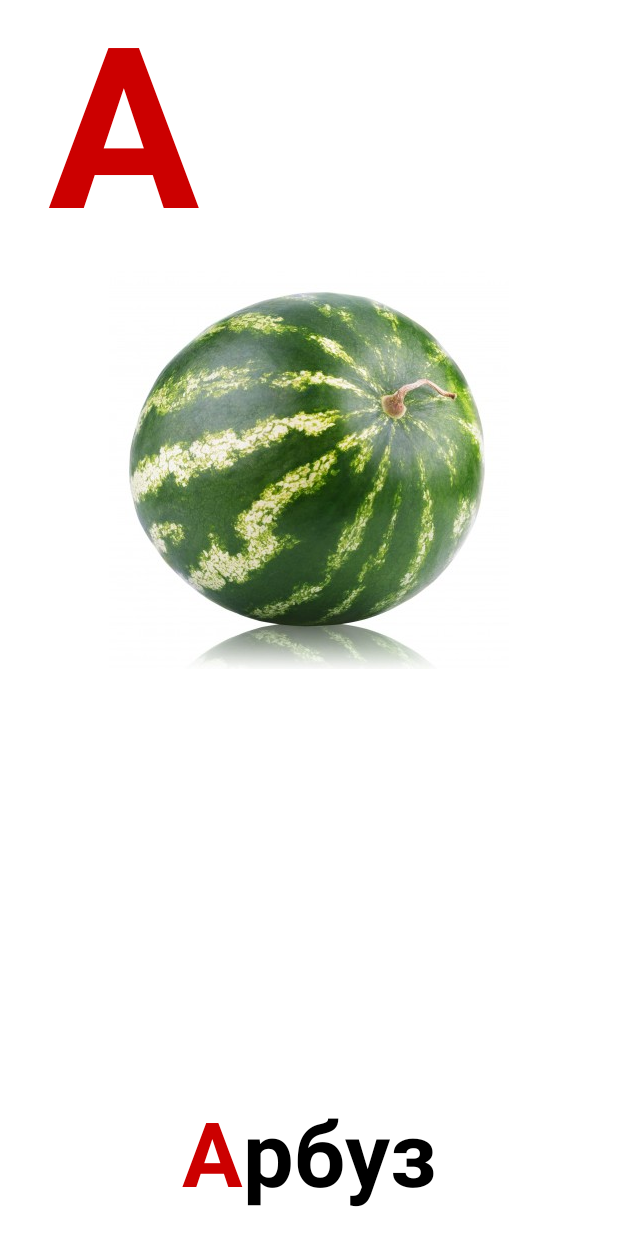
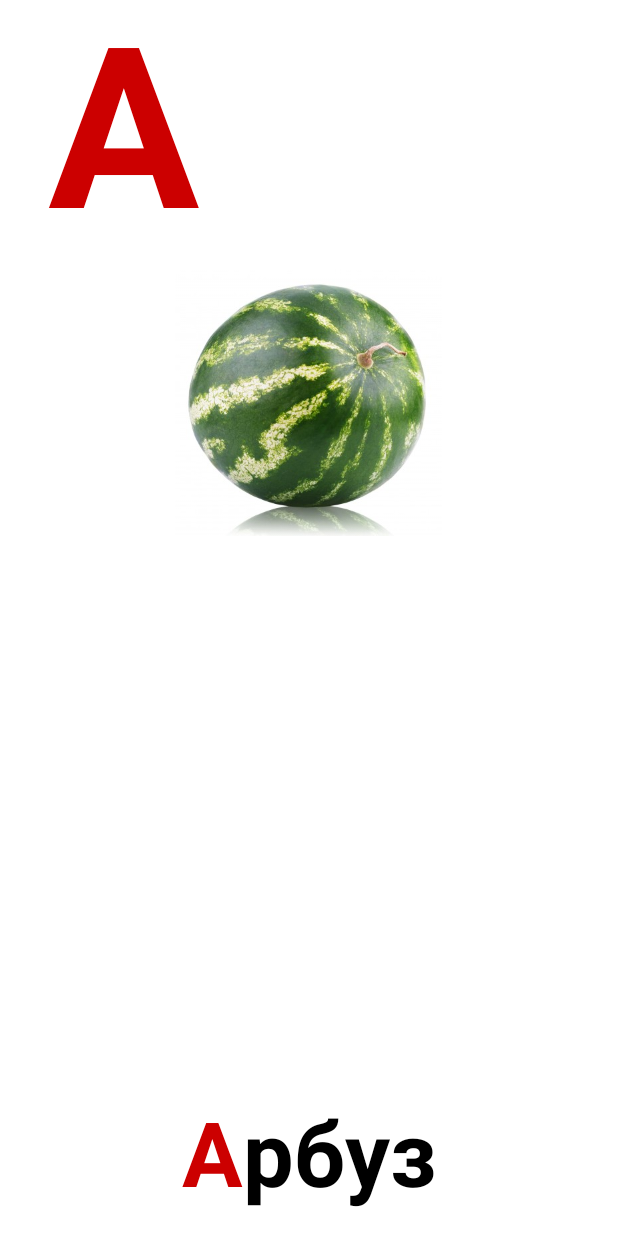
Before and after one commit to alwa2000/Azbuka, an Android app: the screen it shows after launch (MainActivity), on a phone screen of 412 x 824 dp. Run offline under Robolectric (Android 15) with nearby library versions, the phone set to English and light mode, and no system bars; pictures from the network do not load.

Commit message:
Added parsing of XML. Still needs cleaning

```diff
--- /dev/null
+++ b/Azbuka/src/main/java/alexeli/azbuka/Card.java
@@ -0,0 +1,44 @@
+package alexeli.azbuka;
+
+import android.graphics.drawable.Drawable;
+
+import alexeli.azbuka.logger.ILogger;
+import alexeli.azbuka.logger.LoggerFactory;
+
+/**
+ * The class holds full information about a card
+ */
+public class Card {
+
+    //private static final String TAG = "Card";
+    private static ILogger mLog = LoggerFactory.create();
+
+    public int id;
+    public String position;
+    public String letter;
+    public Integer snd_letter_id;
+    public Drawable img_d;
+    public Integer snd_img_id;
+    public String desc;
+
+    public Card(int lid, String lposition, String lletter, Integer lsnd_letter_id, Drawable limg_d, Integer lsnd_img_id, String ldesc) {
+        id = lid;
+        position = lposition;
+        letter = lletter;
+        snd_letter_id = lsnd_letter_id;
+        img_d = limg_d;
+        snd_img_id = lsnd_img_id;
+        desc = ldesc;
+    }
+
+    public void log(String tag) {
+        mLog.print(tag, "" + id + " " +
+                position + " " +
+                letter + " " +
+                snd_letter_id + " " +
+                img_d + " " +
+                snd_img_id + " " +
+                desc);
+    }
+
+}
--- a/Azbuka/src/main/java/alexeli/azbuka/MainActivity.java
+++ b/Azbuka/src/main/java/alexeli/azbuka/MainActivity.java
@@ -1,12 +1,13 @@
 package alexeli.azbuka;
 
+import android.app.Activity;
 import android.content.Context;
-import android.graphics.Color;
+import android.content.res.AssetFileDescriptor;
+import android.graphics.drawable.Drawable;
 import android.media.AudioManager;
-import android.media.MediaPlayer;
 import android.media.SoundPool;
 import android.os.Bundle;
-import android.app.Activity;
+import android.os.Handler;
 import android.text.Spannable;
 import android.text.SpannableString;
 import android.text.style.ForegroundColorSpan;
@@ -15,17 +16,20 @@ import android.view.Menu;
 import android.view.MotionEvent;
 import android.view.View;
 import android.view.ViewConfiguration;
-import android.view.Window;
-import android.view.WindowManager;
 import android.widget.ImageView;
 import android.widget.TextView;
-import android.widget.Toast;
-import android.os.Handler;
 
+import org.w3c.dom.Document;
+import org.w3c.dom.Element;
+import org.w3c.dom.NodeList;
+
+import java.io.IOException;
+import java.util.ArrayList;
 import java.util.HashMap;
 
 import alexeli.azbuka.logger.ILogger;
 import alexeli.azbuka.logger.LoggerFactory;
+import alexeli.azbuka.xml.XMLParser;
 
 public class MainActivity extends Activity implements View.OnClickListener {
 
@@ -39,11 +43,26 @@ public class MainActivity extends Activity implements View.OnClickListener {
     private SoundPool soundPool;
     private HashMap<Integer, Integer> soundsMap;
 
+    private ArrayList<Card> cards;
+
     private int index = 0;
     private int max_index = 2;
     private int swipeMinDistance;
     private int swipeThresholdVelocity;
     private int swipeMaxOffPath;
+
+
+    // All static variables
+    static final String XMLFilename = "rus_letters.xml";
+    // XML node keys
+    static final String KEY_CARD = "card"; // parent node
+    static final String KEY_POSITION = "position";
+    static final String KEY_LETTER = "letter";
+    static final String KEY_SND_LETTER = "snd_letter";
+    static final String KEY_IMG = "img";
+    static final String KEY_SND_IMG = "snd_img";
+    static final String KEY_DESC = "desc";
+
     // (there is also vc.getScaledMaximumFlingVelocity() one could check against)
     private GestureDetector gestureDetector;
     View.OnTouchListener gestureListener;
@@ -59,22 +78,22 @@ public class MainActivity extends Activity implements View.OnClickListener {
 //                WindowManager.LayoutParams.FLAG_FULLSCREEN);
 
 
-        soundPool = new SoundPool(6, AudioManager.STREAM_MUSIC, 100);
-        soundsMap = new HashMap<Integer, Integer>();
-        soundsMap.put(0, soundPool.load(this, R.raw.rus_a, 1));
-        soundsMap.put(1, soundPool.load(this, R.raw.rus_b, 1));
-        soundsMap.put(2, soundPool.load(this, R.raw.rus_g, 1));
-        soundsMap.put(3, soundPool.load(this, R.raw.arbuz, 1));
-        soundsMap.put(4, soundPool.load(this, R.raw.begemot, 1));
-        soundsMap.put(5, soundPool.load(this, R.raw.gepard, 1));
+//        soundPool = new SoundPool(6, AudioManager.STREAM_MUSIC, 100);
+//        soundsMap = new HashMap<Integer, Integer>();
+//        soundsMap.put(0, soundPool.load(this, R.raw.rus_a, 1));
+//        soundsMap.put(1, soundPool.load(this, R.raw.rus_b, 1));
+//        soundsMap.put(2, soundPool.load(this, R.raw.rus_g, 1));
+//        soundsMap.put(3, soundPool.load(this, R.raw.arbuz, 1));
+//        soundsMap.put(4, soundPool.load(this, R.raw.begemot, 1));
+//        soundsMap.put(5, soundPool.load(this, R.raw.gepard, 1));
 
-        playLetter();
-        Handler handler = new Handler();
-        handler.postDelayed(new Runnable() {
-            public void run() {
-                playDescription();
-            }
-        },800);
+//        playLetter();
+//        Handler handler = new Handler();
+//        handler.postDelayed(new Runnable() {
+//            public void run() {
+//                playDescription();
+//            }
+//        },800);
 
 //        playDescription();
 
@@ -101,10 +120,10 @@ public class MainActivity extends Activity implements View.OnClickListener {
             }
         });
 
-        imageView.setImageResource(R.drawable.arbuz);
-        setDescription(R.string.desc_rus1);
-        //textViewDecsription.setText(R.string.desc_rus1);
-        textViewLetter.setText(R.string.letter_rus1);
+//        imageView.setImageResource(R.drawable.arbuz);
+//        setDescription(R.string.desc_rus1);
+//        //textViewDecsription.setText(R.string.desc_rus1);
+//        textViewLetter.setText(R.string.letter_rus1);
 
         final ViewConfiguration vc = ViewConfiguration.get(this);
         swipeMinDistance = vc.getScaledPagingTouchSlop();
@@ -127,6 +146,79 @@ public class MainActivity extends Activity implements View.OnClickListener {
         view.setOnTouchListener(gestureListener);
 
 
+        XMLParser parser = new XMLParser();
+        String xml = parser.getXmlFromFile(this, XMLFilename); // getting XML
+        if (xml == null) {
+            mLog.print(ILogger.ERROR, TAG, "Can't parse xml file " + XMLFilename);
+            finish();
+        }
+
+        Document doc = parser.getDomElement(xml); // getting DOM element
+
+        NodeList nl = doc.getElementsByTagName(KEY_CARD);
+
+
+        soundPool = new SoundPool(2, AudioManager.STREAM_MUSIC, 100);
+        cards = new ArrayList<Card>();
+        // looping through all item nodes <card>
+        for (int i = 0; i < nl.getLength(); i++) {
+            Element e = (Element) nl.item(i);
+            String position = parser.getValue(e, KEY_POSITION);
+            String letter = parser.getValue(e, KEY_LETTER);
+            String snd_letter = parser.getValue(e, KEY_SND_LETTER);
+            String img = parser.getValue(e, KEY_IMG);
+            String snd_img = parser.getValue(e, KEY_SND_IMG);
+            String desc = parser.getValue(e, KEY_DESC);
+
+            Integer snd_letter_id = loadSound(snd_letter, soundPool, 1);
+            Integer snd_img_id = loadSound(snd_img, soundPool, 0);
+            Drawable img_d = loadDrawable(img);
+
+
+            Card card = new Card(i, position, letter, snd_letter_id, img_d, snd_img_id, desc);
+
+            card.log(TAG);
+            cards.add(card);
+
+        }
+
+        Card card = cards.get(0);
+        imageView.setImageDrawable(card.img_d);
+        setDescription(card.desc);
+        textViewLetter.setText(card.letter);
+        playLetter();
+        Handler handler = new Handler();
+        handler.postDelayed(new Runnable() {
+            public void run() {
+                playDescription();
+            }
+        }, 800);
+
+
+    }
+
+    private Drawable loadDrawable(String filename) {
+        try {
+            filename = "img/" + filename;
+            return Drawable.createFromStream(this.getAssets().open(filename), null);
+        } catch (IOException ex) {
+            mLog.print(TAG, "Can't open file " + filename);
+            return null;
+        }
+    }
+
+    private Integer loadSound(String filename, SoundPool soundPool, int priority) {
+        Integer sound_id = -1;
+        if (!filename.equals("")) {
+            try {
+                filename = "snd/" + filename;
+                AssetFileDescriptor descriptor = this.getAssets().openFd(filename);
+                sound_id = soundPool.load(descriptor, priority);
+            } catch (IOException ex) {
+                mLog.print(TAG, "Can't open file " + filename);
+            }
+        }
+        return sound_id;
     }
 
     @Override
@@ -144,9 +236,10 @@ public class MainActivity extends Activity implements View.OnClickListener {
         AudioManager mgr = (AudioManager)getSystemService(Context.AUDIO_SERVICE);
         float streamVolumeCurrent = mgr.getStreamVolume(AudioManager.STREAM_MUSIC);
         float streamVolumeMax = mgr.getStreamMaxVolume(AudioManager.STREAM_MUSIC);
-        float volume = streamVolumeCurrent / streamVolumeMax;
+        //float volume = streamVolumeCurrent / streamVolumeMax;
 
-        soundPool.play(soundsMap.get(index+3), 1, 1, 1, 0, 1);
+        Card card = cards.get(index);
+        soundPool.play(card.snd_img_id, 1, 1, 1, 0, 1);
 
 //        switch (index) {
 //            case 0:
@@ -168,9 +261,12 @@ public class MainActivity extends Activity implements View.OnClickListener {
         AudioManager mgr = (AudioManager)getSystemService(Context.AUDIO_SERVICE);
         float streamVolumeCurrent = mgr.getStreamVolume(AudioManager.STREAM_MUSIC);
         float streamVolumeMax = mgr.getStreamMaxVolume(AudioManager.STREAM_MUSIC);
-        float volume = streamVolumeCurrent / streamVolumeMax;
+        //float volume = streamVolumeCurrent / streamVolumeMax;
 
-        soundPool.play(soundsMap.get(index), 1, 1, 1, 0, 1);
+        Card card = cards.get(index);
+        soundPool.play(card.snd_letter_id, 1, 1, 1, 0, 1);
+
+//        soundPool.play(soundsMap.get(index), 1, 1, 1, 0, 1);
 
 
 //        switch (index) {
@@ -189,9 +285,9 @@ public class MainActivity extends Activity implements View.OnClickListener {
 //        }
     }
 
-    protected void setDescription(int id) {
-        String mystring = getResources().getString(id);
-        Spannable WordToSpan = new SpannableString(mystring);
+    protected void setDescription(String desc) {
+        //String mystring = getResources().getString(id);
+        Spannable WordToSpan = new SpannableString(desc);
         WordToSpan.setSpan(new ForegroundColorSpan(getResources().getColor(R.color.letter_color)), 0, 1, Spannable.SPAN_EXCLUSIVE_EXCLUSIVE);
         textViewDecsription.setText(WordToSpan);
     }
@@ -223,22 +319,11 @@ public class MainActivity extends Activity implements View.OnClickListener {
                 }
 
                 mLog.print(TAG, String.format("index %d", index));
-                switch (index) {
-                    case 0:
-                        imageView.setImageResource(R.drawable.arbuz);
-//                        textViewDecsription.setText(R.string.desc_rus1);
-                        //String text = "<font color=#ffcc00>А</font> <font color=#0000FF>рбуз</font>";
-                        //textViewLetter.setText(Html.fromHtml(text));
-//                        String mystring = getResources().getString(R.string.desc_rus1);
-//                        Spannable WordToSpan = new SpannableString(mystring);
-//                        WordToSpan.setSpan(new ForegroundColorSpan(Color.RED), 0, 1, Spannable.SPAN_EXCLUSIVE_EXCLUSIVE);
-//                        textViewDecsription.setText(WordToSpan);
-                        setDescription(R.string.desc_rus1);
-
-                        textViewLetter.setText(R.string.letter_rus1);
-
+                Card card = cards.get(index);
+                imageView.setImageDrawable(card.img_d);
+                setDescription(card.desc);
+                textViewLetter.setText(card.letter);
                 playLetter();
-//                        playDescription();
                 Handler handler = new Handler();
                 handler.postDelayed(new Runnable() {
                     public void run() {
@@ -246,47 +331,70 @@ public class MainActivity extends Activity implements View.OnClickListener {
                     }
                 }, 800);
 
-
-                        break;
-                    case 1:
-                        imageView.setImageResource(R.drawable.begemot);
-                        //textViewDecsription.setText(R.string.desc_rus2);
-                        setDescription(R.string.desc_rus2);
-                        textViewLetter.setText(R.string.letter_rus2);
-
-                        playLetter();
-                        handler = new Handler();
-                        handler.postDelayed(new Runnable() {
-                            public void run() {
-                                playDescription();
-                            }
-                        }, 800);
-//                        mp = MediaPlayer.create(getApplicationContext(), R.raw.rus_b);
-//                        mp.start();
+//                switch (index) {
+//                    case 0:
+//                        imageView.setImageResource(R.drawable.arbuz);
+////                        textViewDecsription.setText(R.string.desc_rus1);
+//                        //String text = "<font color=#ffcc00>А</font> <font color=#0000FF>рбуз</font>";
+//                        //textViewLetter.setText(Html.fromHtml(text));
+////                        String mystring = getResources().getString(R.string.desc_rus1);
+////                        Spannable WordToSpan = new SpannableString(mystring);
+////                        WordToSpan.setSpan(new ForegroundColorSpan(Color.RED), 0, 1, Spannable.SPAN_EXCLUSIVE_EXCLUSIVE);
+////                        textViewDecsription.setText(WordToSpan);
+//                        setDescription(R.string.desc_rus1);
 //
-//                        mp = MediaPlayer.create(getApplicationContext(), R.raw.begemot);
-//                        mp.start();
-
-                        break;
-                    case 2:
-                        imageView.setImageResource(R.drawable.gepard);
-                        //textViewDecsription.setText(R.string.desc_rus3);
-                        setDescription(R.string.desc_rus3);
-                        textViewLetter.setText(R.string.letter_rus3);
-
-                        playLetter();
-                        handler = new Handler();
-                        handler.postDelayed(new Runnable() {
-                            public void run() {
-                                playDescription();
-                            }
-                        }, 800);
-
-//                        playDescription();
-
-                        break;
-                }
-
+//                        textViewLetter.setText(R.string.letter_rus1);
+//
+//                        playLetter();
+////                        playDescription();
+//                        Handler handler = new Handler();
+//                        handler.postDelayed(new Runnable() {
+//                            public void run() {
+//                                playDescription();
+//                            }
+//                        }, 800);
+//
+//
+//                        break;
+//                    case 1:
+//                        imageView.setImageResource(R.drawable.begemot);
+//                        //textViewDecsription.setText(R.string.desc_rus2);
+//                        setDescription(R.string.desc_rus2);
+//                        textViewLetter.setText(R.string.letter_rus2);
+//
+//                        playLetter();
+//                        handler = new Handler();
+//                        handler.postDelayed(new Runnable() {
+//                            public void run() {
+//                                playDescription();
+//                            }
+//                        }, 800);
+////                        mp = MediaPlayer.create(getApplicationContext(), R.raw.rus_b);
+////                        mp.start();
+////
+////                        mp = MediaPlayer.create(getApplicationContext(), R.raw.begemot);
+////                        mp.start();
+//
+//                        break;
+//                    case 2:
+//                        imageView.setImageResource(R.drawable.gepard);
+//                        //textViewDecsription.setText(R.string.desc_rus3);
+//                        setDescription(R.string.desc_rus3);
+//                        textViewLetter.setText(R.string.letter_rus3);
+//
+//                        playLetter();
+//                        handler = new Handler();
+//                        handler.postDelayed(new Runnable() {
+//                            public void run() {
+//                                playDescription();
+//                            }
+//                        }, 800);
+//
+////                        playDescription();
+//
+//                        break;
+//                }
+//
             } catch (Exception e) {
                 mLog.printStackTrace(e);
                 // nothing
--- /dev/null
+++ b/Azbuka/src/main/java/alexeli/azbuka/xml/XMLParser.java
@@ -0,0 +1,119 @@
+package alexeli.azbuka.xml;
+
+import android.content.Context;
+import android.content.res.AssetManager;
+import android.util.Log;
+
+import org.apache.http.HttpEntity;
+import org.apache.http.HttpResponse;
+import org.apache.http.client.ClientProtocolException;
+import org.apache.http.client.methods.HttpPost;
+import org.apache.http.impl.client.DefaultHttpClient;
+import org.apache.http.util.EntityUtils;
+import org.w3c.dom.Document;
+import org.w3c.dom.Element;
+import org.w3c.dom.Node;
+import org.w3c.dom.NodeList;
+import org.xml.sax.InputSource;
+import org.xml.sax.SAXException;
+
+import java.io.IOException;
+import java.io.InputStream;
+import java.io.StringReader;
+import java.io.UnsupportedEncodingException;
+
+import javax.xml.parsers.DocumentBuilder;
+import javax.xml.parsers.DocumentBuilderFactory;
+import javax.xml.parsers.ParserConfigurationException;
+
+/**
+ * Parses XML file
+ */
+public class XMLParser {
+
+
+    public String getXmlFromFile(Context context, String filename) {
+        String xmlString = null;
+        AssetManager am = context.getAssets();
+        try {
+            InputStream is = am.open(filename);
+            int length = is.available();
+            byte[] data = new byte[length];
+            is.read(data);
+            xmlString = new String(data);
+        } catch (IOException e1) {
+            e1.printStackTrace();
+        }
+
+        return xmlString;
+    }
+
+
+    public String getXmlFromUrl(String url) {
+        String xml = null;
+
+        try {
+            // defaultHttpClient
+            DefaultHttpClient httpClient = new DefaultHttpClient();
+            HttpPost httpPost = new HttpPost(url);
+
+            HttpResponse httpResponse = httpClient.execute(httpPost);
+            HttpEntity httpEntity = httpResponse.getEntity();
+            xml = EntityUtils.toString(httpEntity);
+
+        } catch (UnsupportedEncodingException e) {
+            e.printStackTrace();
+        } catch (ClientProtocolException e) {
+            e.printStackTrace();
+        } catch (IOException e) {
+            e.printStackTrace();
+        }
+        // return XML
+        return xml;
+    }
+
+    public Document getDomElement(String xml) {
+        Document doc;
+        DocumentBuilderFactory dbf = DocumentBuilderFactory.newInstance();
+        try {
+
+            DocumentBuilder db = dbf.newDocumentBuilder();
+
+            InputSource is = new InputSource();
+            is.setCharacterStream(new StringReader(xml));
+            doc = db.parse(is);
+
+        } catch (ParserConfigurationException e) {
+            Log.e("Error: ", e.getMessage());
+            return null;
+        } catch (SAXException e) {
+            Log.e("Error: ", e.getMessage());
+            return null;
+        } catch (IOException e) {
+            Log.e("Error: ", e.getMessage());
+            return null;
+        }
+        // return DOM
+        return doc;
+    }
+
+    public String getValue(Element item, String str) {
+        NodeList n = item.getElementsByTagName(str);
+        return this.getElementValue(n.item(0));
+    }
+
+    public final String getElementValue(Node elem) {
+        Node child;
+        if (elem != null) {
+            if (elem.hasChildNodes()) {
+                for (child = elem.getFirstChild(); child != null; child = child.getNextSibling()) {
+                    if (child.getNodeType() == Node.TEXT_NODE) {
+                        return child.getNodeValue();
+                    }
+                }
+            }
+        }
+        return "";
+    }
+
+}
```
Also changed, not shown: Azbuka/src/main/assets/rus_letters.xml (added, +28 -0 lines), Azbuka/src/main/assets/img/arbuz.jpg (added), Azbuka/src/main/assets/img/begemot.jpg (added), Azbuka/src/main/assets/img/gepard.jpg (added), 6 other files. Lines whose indentation alone changed are shown as unchanged.
